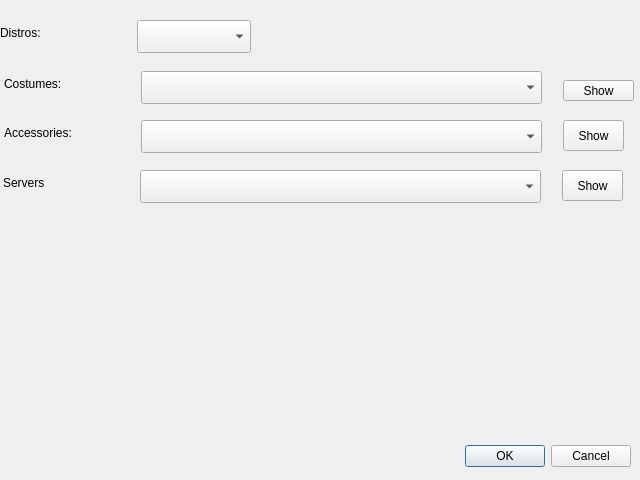
The window that src/ui/wardrobe_show.ui (pieroproietti/pengui) describes before a commit, drawn with Qt 5.
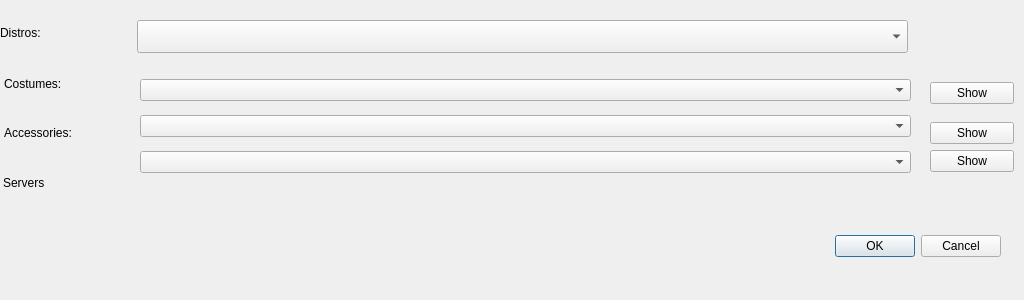
The same window after the commit.

The edit to the form file:
```diff
--- a/src/ui/wardrobe_show.ui
+++ b/src/ui/wardrobe_show.ui
@@ -6,8 +6,8 @@
    <rect>
     <x>0</x>
     <y>0</y>
-    <width>640</width>
-    <height>480</height>
+    <width>1024</width>
+    <height>300</height>
    </rect>
   </property>
   <property name="windowTitle">
@@ -17,8 +17,8 @@
    <property name="geometry">
     <rect>
      <x>10</x>
-     <y>440</y>
-     <width>621</width>
+     <y>230</y>
+     <width>991</width>
      <height>32</height>
     </rect>
    </property>
@@ -29,38 +29,6 @@
     <set>QDialogButtonBox::Cancel|QDialogButtonBox::Ok</set>
    </property>
   </widget>
-  <widget class="QPushButton" name="pushButtonShowCostume">
-   <property name="geometry">
-    <rect>
-     <x>563</x>
-     <y>80</y>
-     <width>71</width>
-     <height>21</height>
-    </rect>
-   </property>
-   <property name="toolTip">
-    <string>show selected costume</string>
-   </property>
-   <property name="text">
-    <string>Show</string>
-   </property>
-  </widget>
-  <widget class="QPushButton" name="pushButtonShowAccessory">
-   <property name="geometry">
-    <rect>
-     <x>563</x>
-     <y>120</y>
-     <width>61</width>
-     <height>31</height>
-    </rect>
-   </property>
-   <property name="toolTip">
-    <string>show selected accessory</string>
-   </property>
-   <property name="text">
-    <string>Show</string>
-   </property>
-  </widget>
   <widget class="QLabel" name="labelServers">
    <property name="geometry">
     <rect>
@@ -77,48 +45,6 @@
     <string>Servers</string>
    </property>
   </widget>
-  <widget class="QPushButton" name="pushButtonShowServer">
-   <property name="geometry">
-    <rect>
-     <x>562</x>
-     <y>170</y>
-     <width>61</width>
-     <height>31</height>
-    </rect>
-   </property>
-   <property name="toolTip">
-    <string>show selected server</string>
-   </property>
-   <property name="text">
-    <string>Show</string>
-   </property>
-  </widget>
-  <widget class="QComboBox" name="comboBoxServers">
-   <property name="geometry">
-    <rect>
-     <x>140</x>
-     <y>170</y>
-     <width>401</width>
-     <height>33</height>
-    </rect>
-   </property>
-   <property name="toolTip">
-    <string>Select server to show</string>
-   </property>
-  </widget>
-  <widget class="QComboBox" name="comboBoxAccessories">
-   <property name="geometry">
-    <rect>
-     <x>141</x>
-     <y>120</y>
-     <width>401</width>
-     <height>33</height>
-    </rect>
-   </property>
-   <property name="toolTip">
-    <string>Select accessory to show</string>
-   </property>
-  </widget>
   <widget class="QLabel" name="labelCostumes">
    <property name="geometry">
     <rect>
@@ -140,7 +66,7 @@
     <rect>
      <x>137</x>
      <y>20</y>
-     <width>114</width>
+     <width>771</width>
      <height>33</height>
     </rect>
    </property>
@@ -148,19 +74,6 @@
     <string>select distribution </string>
    </property>
   </widget>
-  <widget class="QComboBox" name="comboBoxCostumes">
-   <property name="geometry">
-    <rect>
-     <x>141</x>
-     <y>71</y>
-     <width>401</width>
-     <height>33</height>
-    </rect>
-   </property>
-   <property name="toolTip">
-    <string>Select the costume to wear</string>
-   </property>
-  </widget>
   <widget class="QLabel" name="labelAccessories">
    <property name="geometry">
     <rect>
@@ -193,6 +106,85 @@
     <string>Distros:</string>
    </property>
   </widget>
+  <widget class="QWidget" name="">
+   <property name="geometry">
+    <rect>
+     <x>140</x>
+     <y>71</y>
+     <width>771</width>
+     <height>113</height>
+    </rect>
+   </property>
+   <layout class="QVBoxLayout" name="verticalLayout_2">
+    <item>
+     <widget class="QComboBox" name="comboBoxCostumes">
+      <property name="toolTip">
+       <string>Select the costume to wear</string>
+      </property>
+     </widget>
+    </item>
+    <item>
+     <widget class="QComboBox" name="comboBoxAccessories">
+      <property name="toolTip">
+       <string>Select accessory to show</string>
+      </property>
+     </widget>
+    </item>
+    <item>
+     <widget class="QComboBox" name="comboBoxServers">
+      <property name="toolTip">
+       <string>Select server to show</string>
+      </property>
+     </widget>
+    </item>
+   </layout>
+  </widget>
+  <widget class="QWidget" name="">
+   <property name="geometry">
+    <rect>
+     <x>930</x>
+     <y>70</y>
+     <width>84</width>
+     <height>115</height>
+    </rect>
+   </property>
+   <layout class="QVBoxLayout" name="verticalLayout_3">
+    <item>
+     <widget class="QPushButton" name="pushButtonShowCostume">
+      <property name="toolTip">
+       <string>show selected costume</string>
+      </property>
+      <property name="text">
+       <string>Show</string>
+      </property>
+     </widget>
+    </item>
+    <item>
+     <layout class="QVBoxLayout" name="verticalLayout">
+      <item>
+       <widget class="QPushButton" name="pushButtonShowAccessory">
+        <property name="toolTip">
+         <string>show selected accessory</string>
+        </property>
+        <property name="text">
+         <string>Show</string>
+        </property>
+       </widget>
+      </item>
+      <item>
+       <widget class="QPushButton" name="pushButtonShowServer">
+        <property name="toolTip">
+         <string>show selected server</string>
+        </property>
+        <property name="text">
+         <string>Show</string>
+        </property>
+       </widget>
+      </item>
+     </layout>
+    </item>
+   </layout>
+  </widget>
  </widget>
  <resources/>
  <connections>
```
